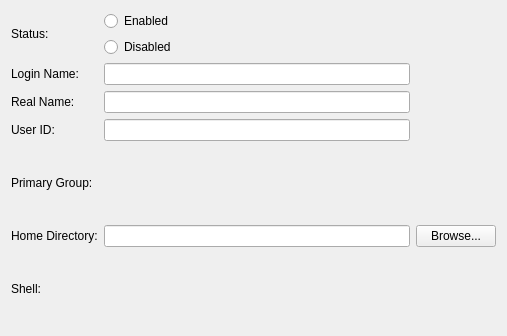
Old version of the form ui/userproperties-details.ui in the repository KDE/kcm-userconfig.
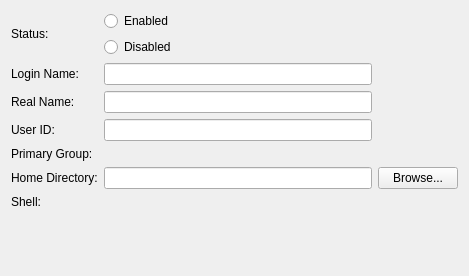
New version of the form.

Commit message: Work on porting the user properties dialog to Model/View.

Patch:
```diff
--- a/ui/userproperties-details.ui
+++ b/ui/userproperties-details.ui
@@ -6,8 +6,8 @@
    <rect>
     <x>0</x>
     <y>0</y>
-    <width>507</width>
-    <height>336</height>
+    <width>469</width>
+    <height>276</height>
    </rect>
   </property>
   <property name="windowTitle">
@@ -118,6 +118,19 @@
      </property>
     </widget>
    </item>
+   <item row="10" column="1">
+    <spacer name="verticalSpacer">
+     <property name="orientation">
+      <enum>Qt::Vertical</enum>
+     </property>
+     <property name="sizeHint" stdset="0">
+      <size>
+       <width>20</width>
+       <height>40</height>
+      </size>
+     </property>
+    </spacer>
+   </item>
   </layout>
  </widget>
  <resources/>
```
The commit also changes 4 other files.
